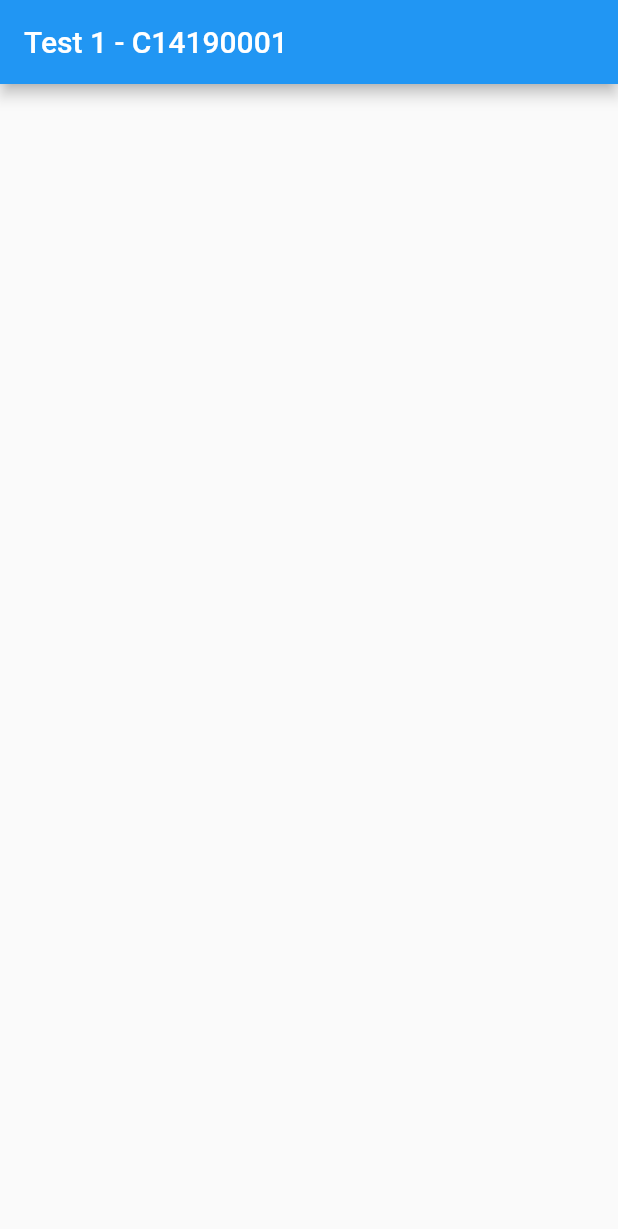
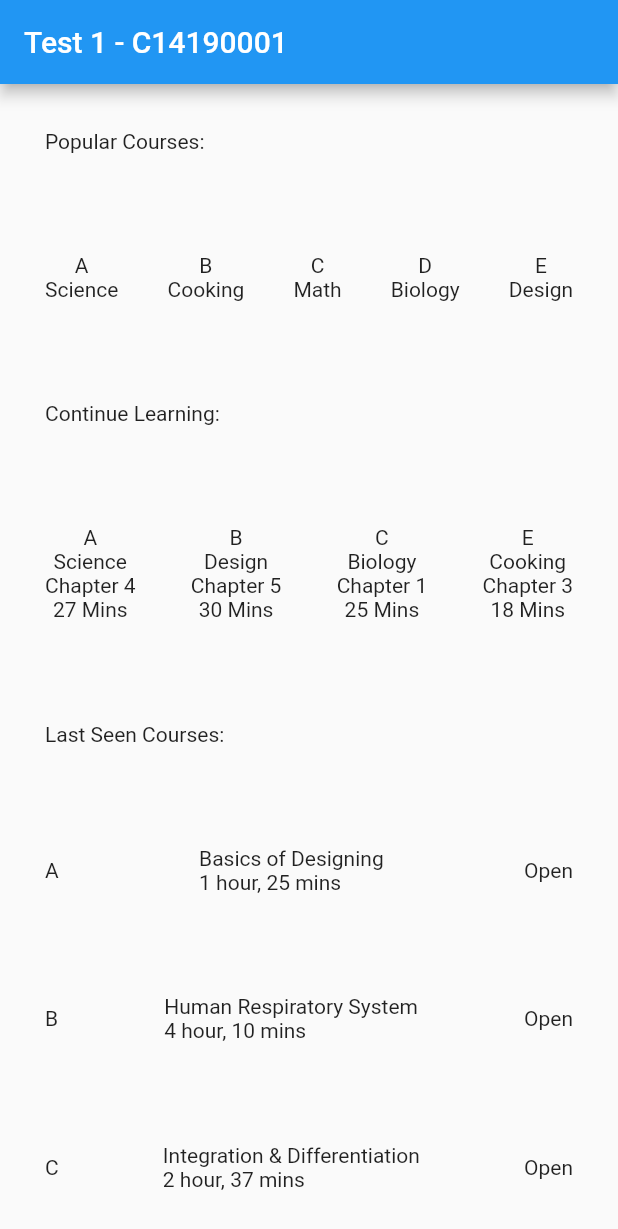
Before and after one commit to C14190001/ambw-uts, a Flutter app: the screen it shows after launch, on a phone screen of 412 x 824 dp. Shown: the top 1229 px of the screen. Run offline on Flutter 3.47's test engine with Material 2 defaults, Android fonts, the light colour scheme and no system bars.

Commit message:
Desain awal

```diff
--- a/lib/main.dart
+++ b/lib/main.dart
@@ -16,7 +16,143 @@ class MyApp extends StatelessWidget {
         ),
         home: Scaffold(
           appBar: AppBar(title: const Text("Test 1 - C14190001")),
-          body: Container(),
+          body: Container(
+            padding: const EdgeInsets.all(30.0),
+            child: Column(
+              mainAxisAlignment: MainAxisAlignment.spaceBetween,
+              children: [
+                //Popular Courses
+                Row(
+                  crossAxisAlignment: CrossAxisAlignment.start,
+                  children: const [Text("Popular Courses:")],
+                ),
+                Row(
+                  mainAxisAlignment: MainAxisAlignment.spaceBetween,
+                  children: [
+                    Column(
+                      children: const [
+                        Text("A"),
+                        Text("Science"),
+                      ],
+                    ),
+                    Column(
+                      children: const [
+                        Text("B"),
+                        Text("Cooking"),
+                      ],
+                    ),
+                    Column(
+                      children: const [
+                        Text("C"),
+                        Text("Math"),
+                      ],
+                    ),
+                    Column(
+                      children: const [
+                        Text("D"),
+                        Text("Biology"),
+                      ],
+                    ),
+                    Column(
+                      children: const [
+                        Text("E"),
+                        Text("Design"),
+                      ],
+                    )
+                  ],
+                ),
+                //Continue Learning
+                Row(
+                  crossAxisAlignment: CrossAxisAlignment.start,
+                  children: const [Text("Continue Learning:")],
+                ),
+                Row(
+                  mainAxisAlignment: MainAxisAlignment.spaceBetween,
+                  children: [
+                    Column(
+                      children: const [
+                        Text("A"),
+                        Text("Science"),
+                        Text("Chapter 4"),
+                        Text("27 Mins"),
+                      ],
+                    ),
+                    Column(
+                      children: const [
+                        Text("B"),
+                        Text("Design"),
+                        Text("Chapter 5"),
+                        Text("30 Mins"),
+                      ],
+                    ),
+                    Column(
+                      children: const [
+                        Text("C"),
+                        Text("Biology"),
+                        Text("Chapter 1"),
+                        Text("25 Mins"),
+                      ],
+                    ),
+                    Column(
+                      children: const [
+                        Text("E"),
+                        Text("Cooking"),
+                        Text("Chapter 3"),
+                        Text("18 Mins"),
+                      ],
+                    ),
+                  ],
+                ),
+                //Last Seen Courses:
+                Row(
+                  crossAxisAlignment: CrossAxisAlignment.start,
+                  children: const [Text("Last Seen Courses:")],
+                ),
+                Row(
+                  mainAxisAlignment: MainAxisAlignment.spaceBetween,
+                  children: [
+                    const Text("A"),
+                    Column(
+                      crossAxisAlignment: CrossAxisAlignment.start,
+                      children: const [
+                        Text("Basics of Designing"),
+                        Text("1 hour, 25 mins")
+                      ],
+                    ),
+                    const Text("Open")
+                  ],
+                ),
+                Row(
+                  mainAxisAlignment: MainAxisAlignment.spaceBetween,
+                  children: [
+                    const Text("B"),
+                    Column(
+                      crossAxisAlignment: CrossAxisAlignment.start,
+                      children: const [
+                        Text("Human Respiratory System"),
+                        Text("4 hour, 10 mins")
+                      ],
+                    ),
+                    const Text("Open")
+                  ],
+                ),
+                Row(
+                  mainAxisAlignment: MainAxisAlignment.spaceBetween,
+                  children: [
+                    const Text("C"),
+                    Column(
+                      crossAxisAlignment: CrossAxisAlignment.start,
+                      children: const [
+                        Text("Integration & Differentiation"),
+                        Text("2 hour, 37 mins")
+                      ],
+                    ),
+                    const Text("Open")
+                  ],
+                ),
+              ],
+            ),
+          ),
         ));
   }
 }
```
